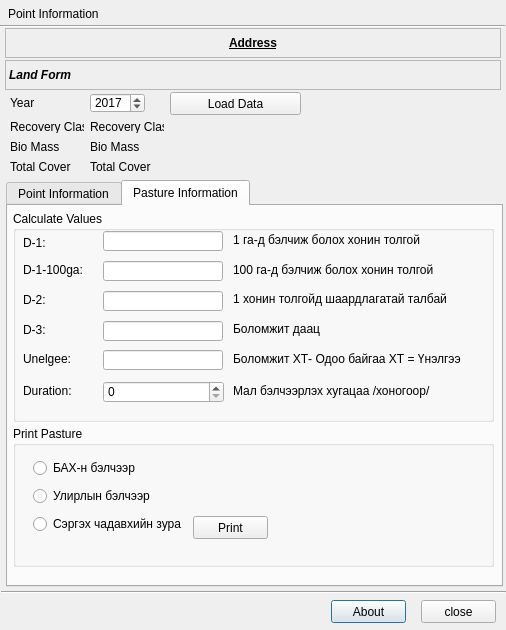
This is view/PrintPointDialog.ui in teamlm2/lm2_mgis as Qt 5 draws it before an edit. The edited form follows.
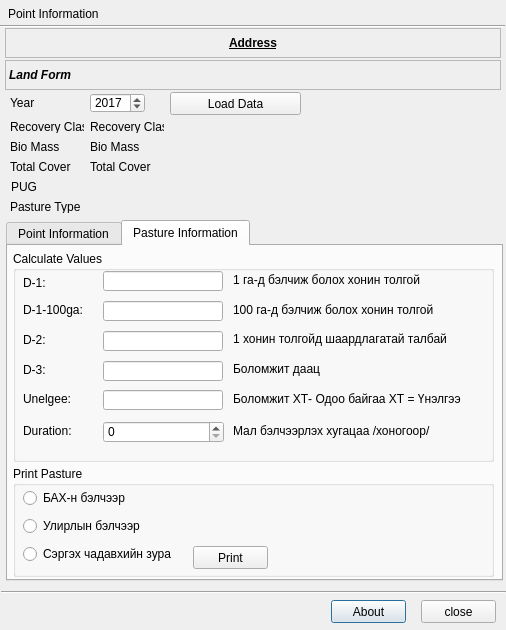
This is the edited form. Icons and pictures are not drawn.

```diff
--- a/view/PrintPointDialog.ui
+++ b/view/PrintPointDialog.ui
@@ -81,9 +81,9 @@
    <property name="geometry">
     <rect>
      <x>6</x>
-     <y>180</y>
+     <y>220</y>
      <width>497</width>
-     <height>407</height>
+     <height>361</height>
     </rect>
    </property>
    <property name="currentIndex">
@@ -563,7 +563,7 @@
        <x>5</x>
        <y>220</y>
        <width>481</width>
-       <height>141</height>
+       <height>111</height>
       </rect>
      </property>
      <property name="title">
@@ -573,7 +573,7 @@
       <property name="geometry">
        <rect>
         <x>180</x>
-        <y>90</y>
+        <y>80</y>
         <width>75</width>
         <height>23</height>
        </rect>
@@ -585,8 +585,8 @@
      <widget class="QWidget" name="layoutWidget">
       <property name="geometry">
        <rect>
-        <x>20</x>
-        <y>30</y>
+        <x>10</x>
+        <y>20</y>
         <width>148</width>
         <height>81</height>
        </rect>
@@ -825,6 +825,64 @@
     <string>Total Cover</string>
    </property>
   </widget>
+  <widget class="QLabel" name="cover_label_2">
+   <property name="geometry">
+    <rect>
+     <x>90</x>
+     <y>200</y>
+     <width>74</width>
+     <height>13</height>
+    </rect>
+   </property>
+   <property name="cursor">
+    <cursorShape>UpArrowCursor</cursorShape>
+   </property>
+   <property name="text">
+    <string/>
+   </property>
+  </widget>
+  <widget class="QLabel" name="biomass_label_2">
+   <property name="geometry">
+    <rect>
+     <x>91</x>
+     <y>180</y>
+     <width>74</width>
+     <height>13</height>
+    </rect>
+   </property>
+   <property name="cursor">
+    <cursorShape>UpArrowCursor</cursorShape>
+   </property>
+   <property name="text">
+    <string/>
+   </property>
+  </widget>
+  <widget class="QLabel" name="label_6">
+   <property name="geometry">
+    <rect>
+     <x>11</x>
+     <y>180</y>
+     <width>74</width>
+     <height>13</height>
+    </rect>
+   </property>
+   <property name="text">
+    <string>PUG</string>
+   </property>
+  </widget>
+  <widget class="QLabel" name="label_7">
+   <property name="geometry">
+    <rect>
+     <x>10</x>
+     <y>200</y>
+     <width>74</width>
+     <height>13</height>
+    </rect>
+   </property>
+   <property name="text">
+    <string>Pasture Type</string>
+   </property>
+  </widget>
  </widget>
  <resources>
   <include location="resources_pasture.qrc"/>
```
